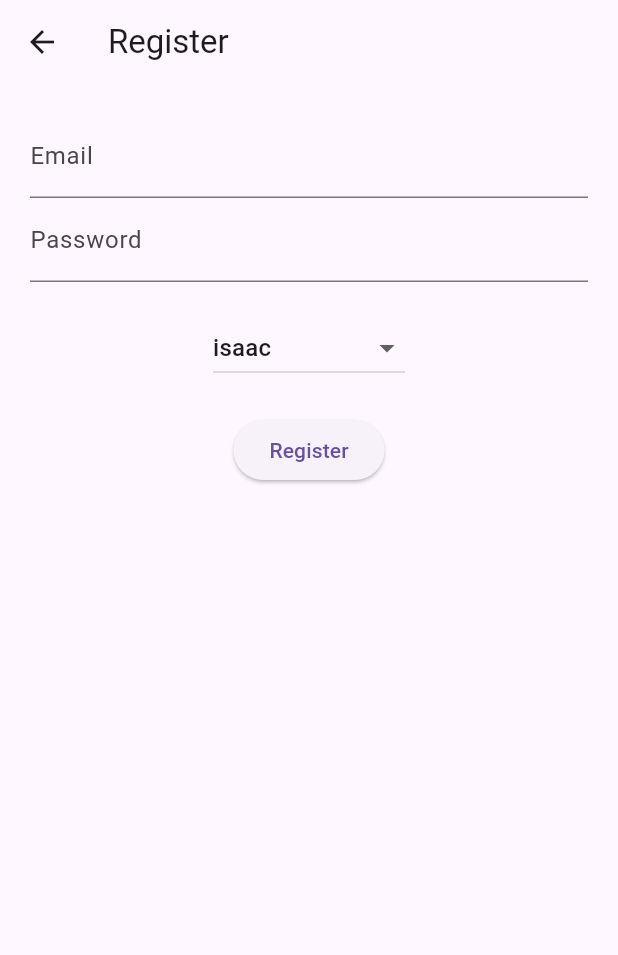
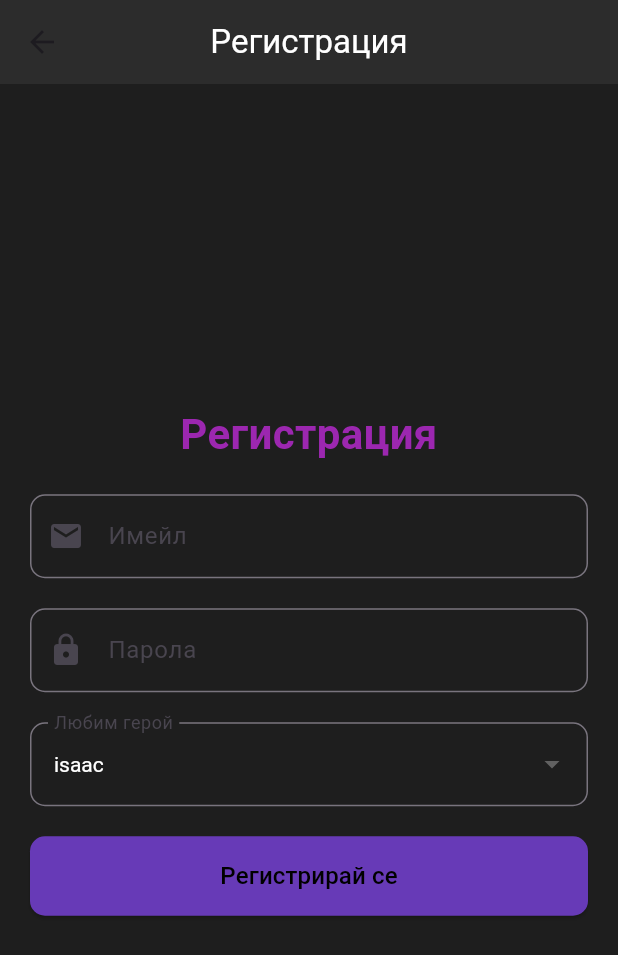
Before and after one commit to krasi318/tboi_companion_app, a Flutter app: the RegisterScreen screen opened by its route, on a phone screen of 412 x 824 dp. Shown: the top 955 px of the screen. Run offline on Flutter 3.47's test engine with Material 3 defaults, Android fonts, the phone set to English and light mode, and no system bars; our stand-ins replace camera, permission_handler, sqflite; accounts and stored records are empty; statements that could not run were skipped; key blocks and very long unbroken strings in the code were emptied for the run.

Commit message:
translation to bulgarian + new reg

```diff
--- a/lib/models/user.dart
+++ b/lib/models/user.dart
@@ -8,9 +8,8 @@ class User {
   final String username;
   final String email;
   final String passwordHash;
-  final Character? favoriteCharacter; // Add this line
+  final Character? favoriteCharacter;
 
-  // Main constructor: takes raw password and hashes it, takes favorite character
   User({
     this.id,
     required this.username,
@@ -19,13 +18,12 @@ class User {
     this.favoriteCharacter,
   }) : passwordHash = _generateHash(password);
 
-  // Named constructor for loading from DB (with already hashed password)
   User.fromDb({
     this.id,
     required this.username,
     required this.email,
     required this.passwordHash,
-    this.favoriteCharacter, // Include favoriteCharacter here too
+    this.favoriteCharacter,
   });
 
   static String _generateHash(String password) {
--- a/lib/screens/item_detail_screen.dart
+++ b/lib/screens/item_detail_screen.dart
@@ -64,12 +64,12 @@ class ItemDetailScreen extends StatelessWidget {
           ),
           const SizedBox(height: 24),
           // Optional: Add stats like "Rarity" or "Unlock Condition"
-          _buildStatRow("Rarity", "★★★☆"),
-          _buildStatRow("Unlock Condition", "Beat Boss Rush"),
+          _buildStatRow("Редкост", "★★★☆"),
+          _buildStatRow("Условие за отключване", "Победи Boss Rush"),
           const SizedBox(height: 24),
           // Pixel Hash
           Text(
-            'Pixel Hash: ${item.pixelHash ?? 'Not available'}',
+            'Pixel Hash: ${item.pixelHash ?? 'Няма информация'}',
             style: const TextStyle(color: Colors.white70, fontSize: 14.0),
             textAlign: TextAlign.center,
           ),
--- a/lib/screens/item_library_screen.dart
+++ b/lib/screens/item_library_screen.dart
@@ -26,7 +26,7 @@ class _ItemLibraryScreenState extends State<ItemLibraryScreen> {
       backgroundColor: Color(0xFF1E1E1E),
       appBar: AppBar(
         title: Text(
-          'Item Library',
+          'Библиотека с предмети',
           style: const TextStyle(color: Colors.white),
         ),
         iconTheme: IconThemeData(color: Colors.white),
@@ -44,7 +44,7 @@ class _ItemLibraryScreenState extends State<ItemLibraryScreen> {
           if (snapshot.hasError) {
             return Center(
               child: Text(
-                'Error loading items: ${snapshot.error}',
+                'Грешка при зареждане на предметите: ${snapshot.error}',
                 style: TextStyle(color: Colors.red),
               ),
             );
@@ -53,7 +53,7 @@ class _ItemLibraryScreenState extends State<ItemLibraryScreen> {
           if (!snapshot.hasData || snapshot.data!.isEmpty) {
             return Center(
               child: Text(
-                'No items found in the database.',
+                'Няма намерени предмети в базата данни.',
                 style: TextStyle(color: Colors.white),
               ),
             );
--- a/lib/screens/login_screen.dart
+++ b/lib/screens/login_screen.dart
@@ -2,7 +2,6 @@
 
 import 'package:flutter/material.dart';
 import 'package:tboi_companion_app/db/database_helper.dart';
-import '../models/user.dart';
 
 class LoginScreen extends StatefulWidget {
   const LoginScreen({super.key});
@@ -28,7 +27,7 @@ class _LoginScreenState extends State<LoginScreen> {
         Navigator.pushReplacementNamed(context, '/home', arguments: user);
       } else {
         ScaffoldMessenger.of(context).showSnackBar(
-          const SnackBar(content: Text('Invalid email or password')),
+          const SnackBar(content: Text('Невалиден имейл или парола')),
         );
       }
     }
@@ -40,7 +39,7 @@ class _LoginScreenState extends State<LoginScreen> {
       backgroundColor: const Color(0xFF1E1E1E), // spooky dark gray
 
       appBar: AppBar(
-        title: const Text('Login', style: TextStyle(color: Colors.white)),
+        title: const Text('Вход', style: TextStyle(color: Colors.white)),
         backgroundColor: const Color(0xFF2C2C2C),
       ),
 
@@ -52,7 +51,7 @@ class _LoginScreenState extends State<LoginScreen> {
             mainAxisAlignment: MainAxisAlignment.center,
             children: [
               const Text(
-                'Welcome Back!',
+                'Добре дошли обратно!',
                 style: TextStyle(
                   fontSize: 26,
                   fontWeight: FontWeight.bold,
@@ -66,7 +65,7 @@ class _LoginScreenState extends State<LoginScreen> {
                 controller: _emailController,
                 style: const TextStyle(color: Colors.white),
                 decoration: InputDecoration(
-                  labelText: 'Email',
+                  labelText: 'Имейл',
                   labelStyle: const TextStyle(color: Colors.white70),
                   enabledBorder: OutlineInputBorder(
                     borderSide: const BorderSide(color: Colors.deepPurple),
@@ -79,7 +78,7 @@ class _LoginScreenState extends State<LoginScreen> {
                 ),
                 validator: (value) {
                   if (value == null || value.isEmpty) {
-                    return 'Please enter your email';
+                    return 'Моля, въведете вашия имейл';
                   }
                   return null;
                 },
@@ -93,7 +92,7 @@ class _LoginScreenState extends State<LoginScreen> {
                 obscureText: true,
                 style: const TextStyle(color: Colors.white),
                 decoration: InputDecoration(
-                  labelText: 'Password',
+                  labelText: 'Парола',
                   labelStyle: const TextStyle(color: Colors.white70),
                   enabledBorder: OutlineInputBorder(
                     borderSide: const BorderSide(color: Colors.deepPurple),
@@ -106,7 +105,7 @@ class _LoginScreenState extends State<LoginScreen> {
                 ),
                 validator: (value) {
                   if (value == null || value.isEmpty) {
-                    return 'Please enter your password';
+                    return 'Моля, въведете вашата парола';
                   }
                   return null;
                 },
@@ -125,7 +124,7 @@ class _LoginScreenState extends State<LoginScreen> {
                 ),
                 onPressed: _login,
                 child: const Text(
-                  'Login',
+                  'Вход',
                   style: TextStyle(fontSize: 16, color: Colors.black),
                 ),
               ),
@@ -138,7 +137,7 @@ class _LoginScreenState extends State<LoginScreen> {
                   Navigator.pushNamed(context, '/register');
                 },
                 child: const Text(
-                  "Don't have an account? Register",
+                  "Нямате акаунт? Регистрация",
                   style: TextStyle(color: Colors.deepPurpleAccent),
                 ),
               ),
@@ -153,7 +152,7 @@ class _LoginScreenState extends State<LoginScreen> {
                   Navigator.pushReplacementNamed(context, '/home');
                 },
                 child: const Text(
-                  "Sign in as Guest",
+                  "Вход като гост",
                   style: TextStyle(
                     color: Colors.white70,
                     fontSize: 14,
--- a/lib/screens/register_screen.dart
+++ b/lib/screens/register_screen.dart
@@ -23,7 +23,7 @@ class _RegisterScreenState extends State<RegisterScreen> {
     // Validate inputs
     if (email.isEmpty || password.isEmpty) {
       ScaffoldMessenger.of(context).showSnackBar(
-        const SnackBar(content: Text('Please enter both email and password')),
+        const SnackBar(content: Text('Моля, въведете имейл и парола')),
       );
       return;
     }
@@ -43,7 +43,7 @@ class _RegisterScreenState extends State<RegisterScreen> {
     // Show confirmation message and navigate back to login
     ScaffoldMessenger.of(
       context,
-    ).showSnackBar(SnackBar(content: Text('Account created for $email')));
+    ).showSnackBar(SnackBar(content: Text('Акаунтът е създаден за $email')));
 
     Navigator.pop(context); // Go back to login
   }
@@ -51,30 +51,68 @@ class _RegisterScreenState extends State<RegisterScreen> {
   @override
   Widget build(BuildContext context) {
     return Scaffold(
-      appBar: AppBar(title: Text("Register")),
-      body: Padding(
-        padding: const EdgeInsets.all(20.0),
+      appBar: AppBar(
+        title: const Text('Регистрация', style: TextStyle(color: Colors.white)),
+        backgroundColor: const Color(0xFF2C2C2C),
+        centerTitle: true,
+      ),
+      backgroundColor: Color(0xFF1E1E1E), // spooky dark gray
+      body: Center(
+        child: SingleChildScrollView(
+          padding: const EdgeInsets.symmetric(horizontal: 20.0),
           child: Column(
+            crossAxisAlignment: CrossAxisAlignment.stretch,
             children: [
+              const Text(
+                "Регистрация",
+                style: TextStyle(
+                  fontSize: 28,
+                  fontWeight: FontWeight.bold,
+                  color: Colors.purple, // Change text color to purple
+                ),
+                textAlign: TextAlign.center,
+              ),
+              const SizedBox(height: 20),
               TextField(
                 controller: _emailController,
-              decoration: const InputDecoration(labelText: 'Email'),
+                style: const TextStyle(color: Colors.white),
+                decoration: InputDecoration(
+                  labelText: 'Имейл',
+                  border: OutlineInputBorder(
+                    borderRadius: BorderRadius.circular(10.0),
                   ),
+                  prefixIcon: const Icon(Icons.email),
+                ),
+              ),
+              const SizedBox(height: 20),
               TextField(
                 controller: _passwordController,
-              decoration: const InputDecoration(labelText: 'Password'),
+                style: const TextStyle(color: Colors.white),
+                decoration: InputDecoration(
+                  labelText: 'Парола',
+                  border: OutlineInputBorder(
+                    borderRadius: BorderRadius.circular(10.0),
+                  ),
+                  prefixIcon: const Icon(Icons.lock),
+                ),
                 obscureText: true,
               ),
               const SizedBox(height: 20),
+              DropdownButtonFormField<Character>(
+                value: _selectedCharacter,
+                style: const TextStyle(color: Colors.white),
 
-            // Dropdown for selecting favorite character
-            DropdownButton<Character>(
-              value: _selectedCharacter,
                 onChanged: (Character? newValue) {
                   setState(() {
                     _selectedCharacter = newValue;
                   });
                 },
+                decoration: InputDecoration(
+                  labelText: 'Любим герой',
+                  border: OutlineInputBorder(
+                    borderRadius: BorderRadius.circular(10.0),
+                  ),
+                ),
                 items:
                     Character.values.map<DropdownMenuItem<Character>>((
                       Character value,
@@ -87,10 +125,23 @@ class _RegisterScreenState extends State<RegisterScreen> {
                       );
                     }).toList(),
               ),
-
               const SizedBox(height: 20),
-            ElevatedButton(onPressed: _register, child: const Text("Register")),
+              ElevatedButton(
+                onPressed: _register,
+                style: ElevatedButton.styleFrom(
+                  padding: const EdgeInsets.symmetric(vertical: 15.0),
+                  backgroundColor: Colors.deepPurple,
+                  shape: RoundedRectangleBorder(
+                    borderRadius: BorderRadius.circular(10.0),
+                  ),
+                ),
+                child: const Text(
+                  "Регистрирай се",
+                  style: TextStyle(fontSize: 16, color: Colors.black),
+                ),
+              ),
             ],
+          ),
         ),
       ),
     );
--- a/lib/screens/search_screen.dart
+++ b/lib/screens/search_screen.dart
@@ -53,7 +53,7 @@ class _SearchScreenState extends State<SearchScreen> {
     return Scaffold(
       backgroundColor: Color(0xFF1E1E1E),
       appBar: AppBar(
-        title: Text('Search Items', style: TextStyle(color: Colors.white)),
+        title: Text('Търси предмети', style: TextStyle(color: Colors.white)),
         iconTheme: IconThemeData(color: Colors.white),
         backgroundColor: Color(0xFF2C2C2C),
       ),
@@ -65,7 +65,7 @@ class _SearchScreenState extends State<SearchScreen> {
               controller: _controller,
               style: TextStyle(color: Colors.white),
               decoration: InputDecoration(
-                hintText: 'Search by item name...',
+                hintText: 'Потърси по име...',
                 hintStyle: TextStyle(color: Colors.white54),
                 filled: true,
                 fillColor: Color(0xFF2C2C2C),
@@ -81,7 +81,7 @@ class _SearchScreenState extends State<SearchScreen> {
                   _filteredItems.isEmpty
                       ? Center(
                         child: Text(
-                          'No items found.',
+                          'Не са намерени предмети.',
                           style: TextStyle(color: Colors.white70),
                         ),
                       )
--- a/lib/utils/hash_matcher.dart
+++ b/lib/utils/hash_matcher.dart
@@ -28,7 +28,6 @@ class HashMatcher {
     return bestMatch;
   }
 
-  /// Calculates similarity between two hashes (0.0 - 1.0).
   static double _calculateSimilarity(String a, String b) {
     if (a.length != b.length) return 0.0;
 
@@ -42,8 +41,6 @@ class HashMatcher {
   }
 }
 
-/// (Optional) Finds the closest match using Hamming distance.
-/// You can adjust the `maxDistance` threshold as needed.
 Future<Item?> findClosestMatch(
   String capturedHash, {
   int maxDistance = 10,
--- a/lib/utils/image_to_hash.dart
+++ b/lib/utils/image_to_hash.dart
@@ -3,7 +3,6 @@ import 'dart:typed_data';
 import 'package:image/image.dart' as img;
 
 class ImageUtils {
-  // Original: From file path
   static String imageToPixelHash(String path) {
     final image = img.decodeImage(File(path).readAsBytesSync());
     return _hashFromImage(image);
```
Also changed, not shown: lib/main.dart (+16 -41 lines), lib/screens/scan_screen.dart (+5 -2 lines). Lines whose indentation alone changed are shown as unchanged.
